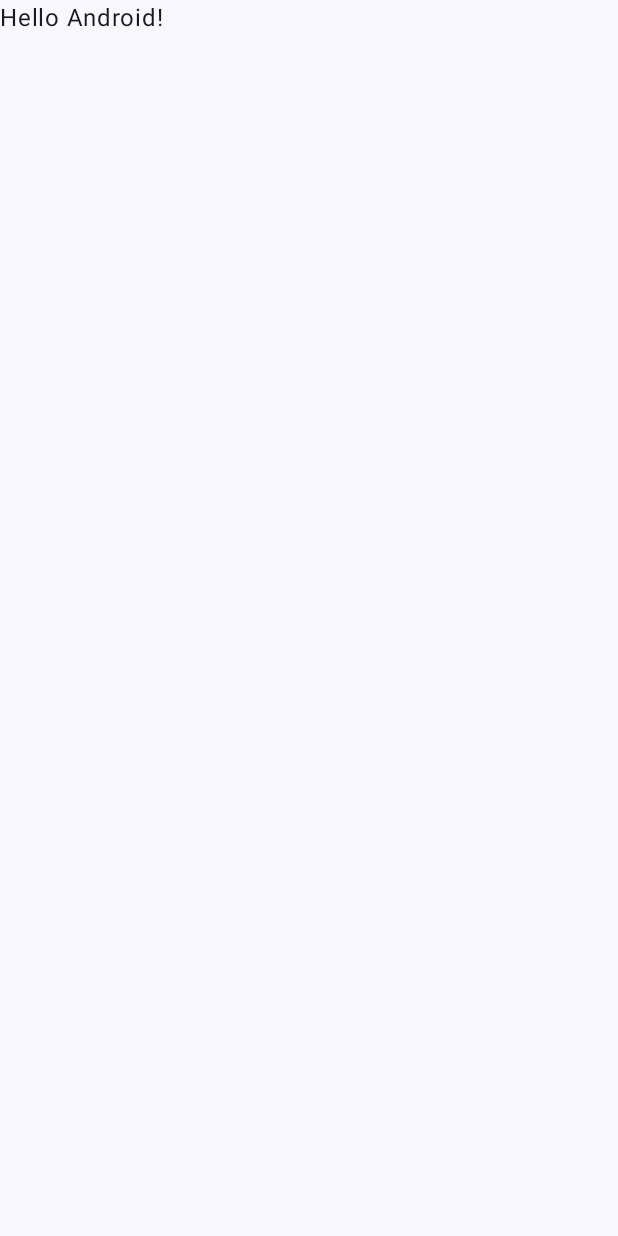
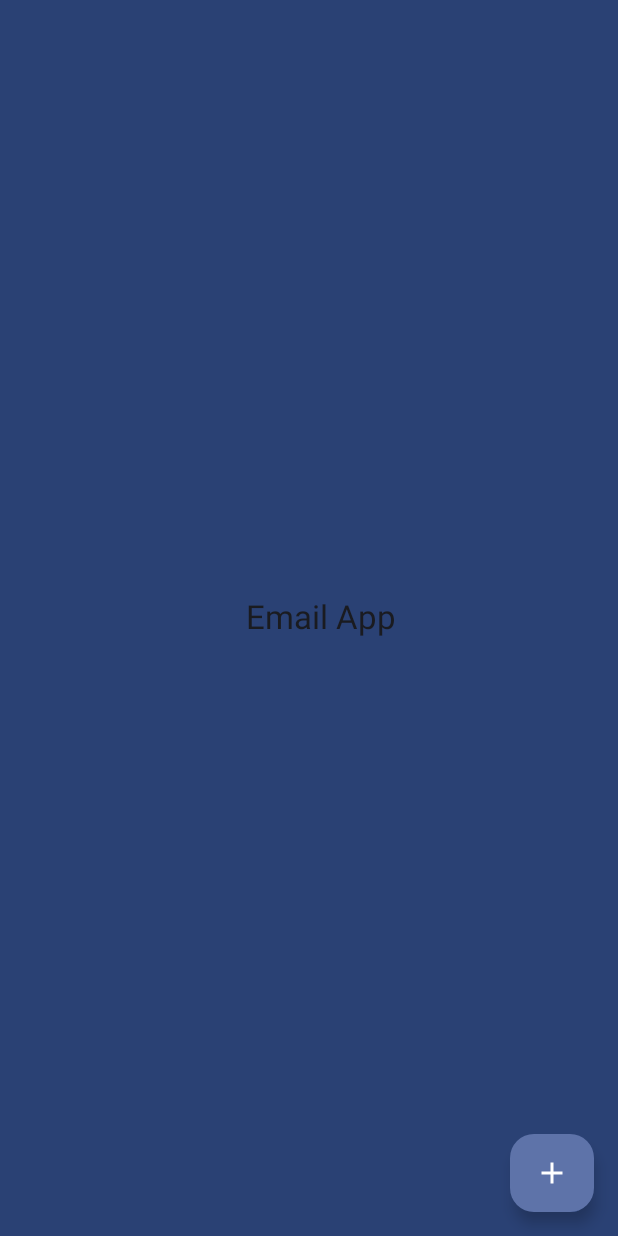
Before and after one commit to marcossalto/email-app, an Android app built with Jetpack Compose: the screen it shows after launch (MainActivity), on a phone screen of 412 x 824 dp. Before the commit the screen is almost empty. Run offline under Robolectric (Android 15) with nearby library versions, the phone set to English and light mode, and no system bars; our stand-ins replace Dagger/Hilt's generated code, Room's generated code.

Commit message:
Create Home screen and navigation component

```diff
--- a/app/build.gradle.kts
+++ b/app/build.gradle.kts
@@ -67,6 +67,7 @@ dependencies {
     implementation(libs.androidx.hilt.navigation.compose)
     implementation(libs.androidx.room.runtime)
     implementation(libs.androidx.room.ktx)
+    implementation(libs.androidx.constraintlayout.compose)
     ksp(libs.hilt.android.compiler)
     ksp(libs.androidx.room.compiler)
     testImplementation(libs.junit)
--- a/app/src/main/java/com/marcossalto/emailapp/domain/model/HomeEvent.kt
+++ b/app/src/main/java/com/marcossalto/emailapp/domain/model/HomeEvent.kt
@@ -2,4 +2,5 @@ package com.marcossalto.emailapp.domain.model
 
 sealed class HomeEvent {
     data class OnDeleteEmail(val email: Email) : HomeEvent()
+    data class OnViewEmail(val id: Int?) : HomeEvent()
 }
--- a/app/src/main/java/com/marcossalto/emailapp/ui/MainActivity.kt
+++ b/app/src/main/java/com/marcossalto/emailapp/ui/MainActivity.kt
@@ -4,44 +4,19 @@ import android.os.Bundle
 import androidx.activity.ComponentActivity
 import androidx.activity.compose.setContent
 import androidx.activity.enableEdgeToEdge
-import androidx.compose.foundation.layout.fillMaxSize
-import androidx.compose.foundation.layout.padding
-import androidx.compose.material3.Scaffold
-import androidx.compose.material3.Text
-import androidx.compose.runtime.Composable
-import androidx.compose.ui.Modifier
-import androidx.compose.ui.tooling.preview.Preview
+import com.marcossalto.emailapp.ui.navigation.Navigation
 import com.marcossalto.emailapp.ui.theme.EmailAppTheme
+import dagger.hilt.android.AndroidEntryPoint
 
+@AndroidEntryPoint
 class MainActivity : ComponentActivity() {
     override fun onCreate(savedInstanceState: Bundle?) {
         super.onCreate(savedInstanceState)
         enableEdgeToEdge()
         setContent {
             EmailAppTheme {
-                Scaffold(modifier = Modifier.fillMaxSize()) { innerPadding ->
-                    Greeting(
-                        name = "Android",
-                        modifier = Modifier.padding(innerPadding)
-                    )
-                }
+                Navigation()
             }
         }
     }
 }
-
-@Composable
-fun Greeting(name: String, modifier: Modifier = Modifier) {
-    Text(
-        text = "Hello $name!",
-        modifier = modifier
-    )
-}
-
-@Preview(showBackground = true)
-@Composable
-fun GreetingPreview() {
-    EmailAppTheme {
-        Greeting("Android")
-    }
-}
--- /dev/null
+++ b/app/src/main/java/com/marcossalto/emailapp/ui/Screen.kt
@@ -0,0 +1,6 @@
+package com.marcossalto.emailapp.ui
+
+sealed class Screen(val route: String) {
+    data object Home : Screen("home")
+    data object ComposeEmail : Screen("compose_email")
+}
--- /dev/null
+++ b/app/src/main/java/com/marcossalto/emailapp/ui/navigation/Navigation.kt
@@ -0,0 +1,30 @@
+package com.marcossalto.emailapp.ui.navigation
+
+import androidx.compose.runtime.Composable
+import androidx.navigation.compose.NavHost
+import androidx.navigation.compose.composable
+import androidx.navigation.compose.rememberNavController
+import com.marcossalto.emailapp.ui.Screen
+import com.marcossalto.emailapp.ui.screens.composeemail.ComposeEmailScreen
+import com.marcossalto.emailapp.ui.screens.home.HomeScreen
+
+@Composable
+fun Navigation() {
+    val navController = rememberNavController()
+
+    NavHost(
+        navController = navController,
+        startDestination = Screen.Home.route
+    ) {
+        composable(
+            route = Screen.Home.route
+        ) {
+            HomeScreen(navController = navController)
+        }
+        composable(
+            route = Screen.ComposeEmail.route
+        ) {
+            ComposeEmailScreen(navController = navController)
+        }
+    }
+}
--- /dev/null
+++ b/app/src/main/java/com/marcossalto/emailapp/ui/screens/home/HomeScreen.kt
@@ -0,0 +1,50 @@
+package com.marcossalto.emailapp.ui.screens.home
+
+import androidx.compose.foundation.layout.padding
+import androidx.compose.material3.Scaffold
+import androidx.compose.runtime.Composable
+import androidx.compose.ui.Modifier
+import androidx.hilt.navigation.compose.hiltViewModel
+import com.marcossalto.emailapp.domain.model.HomeEvent
+import com.marcossalto.emailapp.ui.Screen
+import com.marcossalto.emailapp.ui.screens.home.components.HomeContent
+import com.marcossalto.emailapp.ui.screens.home.components.HomeFab
+import com.marcossalto.emailapp.ui.screens.home.components.HomeTopBar
+
+@Composable
+fun HomeScreen(
+    navController: androidx.navigation.NavController,
+    viewModel: HomeViewModel = hiltViewModel()
+) {
+    val state = viewModel.state.value
+
+    Scaffold(
+        topBar = {
+            HomeTopBar()
+        },
+        content = { innerPadding ->
+            HomeContent(
+                modifier = Modifier
+                    .padding(innerPadding),
+                onViewEmail = {
+                    viewModel.onEvent(
+                        event = HomeEvent.OnViewEmail(it)
+                    )
+                },
+                onDeleteEmail = {
+                    viewModel.onEvent(
+                        event = HomeEvent.OnDeleteEmail(it)
+                    )
+                },
+                emails = state.emails
+            )
+        },
+        floatingActionButton = {
+            HomeFab(
+                onFabClicked = {
+                    navController.navigate(Screen.ComposeEmail.route)
+                }
+            )
+        }
+    )
+}
--- a/app/src/main/java/com/marcossalto/emailapp/ui/screens/home/HomeViewModel.kt
+++ b/app/src/main/java/com/marcossalto/emailapp/ui/screens/home/HomeViewModel.kt
@@ -6,6 +6,7 @@ import androidx.lifecycle.ViewModel
 import androidx.lifecycle.viewModelScope
 import com.marcossalto.emailapp.domain.model.HomeEvent
 import com.marcossalto.emailapp.domain.usecases.DeleteEmailUseCase
+import com.marcossalto.emailapp.domain.usecases.GetEmailUseCase
 import com.marcossalto.emailapp.domain.usecases.GetEmailsUseCase
 import dagger.hilt.android.lifecycle.HiltViewModel
 import kotlinx.coroutines.flow.onEach
@@ -16,7 +17,8 @@ import javax.inject.Inject
 @HiltViewModel
 class HomeViewModel @Inject constructor(
     private val deleteEmailUseCase: DeleteEmailUseCase,
-    getEmailsUseCase: GetEmailsUseCase
+    getEmailsUseCase: GetEmailsUseCase,
+    private val getEmailUseCase: GetEmailUseCase
 ) : ViewModel() {
     private val _state = mutableStateOf(HomeState())
     val state: State<HomeState> = _state
@@ -36,6 +38,11 @@ class HomeViewModel @Inject constructor(
                     deleteEmailUseCase(event.email)
                 }
             }
+            is HomeEvent.OnViewEmail -> {
+                viewModelScope.launch {
+                    event.id?.let { getEmailUseCase(it) }
+                }
+            }
         }
     }
 }
--- /dev/null
+++ b/app/src/main/java/com/marcossalto/emailapp/ui/screens/home/components/HomeContent.kt
@@ -0,0 +1,40 @@
+package com.marcossalto.emailapp.ui.screens.home.components
+
+import androidx.compose.foundation.layout.fillMaxSize
+import androidx.compose.foundation.lazy.LazyColumn
+import androidx.compose.foundation.lazy.items
+import androidx.compose.material3.MaterialTheme
+import androidx.compose.material3.Surface
+import androidx.compose.runtime.Composable
+import androidx.compose.ui.Modifier
+import com.marcossalto.emailapp.domain.model.Email
+import com.marcossalto.emailapp.domain.repository.Emails
+
+@Composable
+fun HomeContent(
+    modifier: Modifier = Modifier,
+    onDeleteEmail: (email: Email) -> Unit,
+    onViewEmail: (id: Int?) -> Unit,
+    emails: Emails = emptyList()
+) {
+    Surface(
+        color = MaterialTheme.colorScheme.surface,
+        modifier = modifier
+    ) {
+        LazyColumn {
+            items(emails) { email ->
+                EmailItem(
+                    modifier = Modifier
+                        .fillMaxSize(),
+                    email = email,
+                    onViewEmail = {
+                        onViewEmail(email.id)
+                    },
+                    onDeleteEmail = {
+                        onDeleteEmail(email)
+                    }
+                )
+            }
+        }
+    }
+}
--- /dev/null
+++ b/app/src/main/java/com/marcossalto/emailapp/ui/screens/home/components/HomeFab.kt
@@ -0,0 +1,30 @@
+package com.marcossalto.emailapp.ui.screens.home.components
+
+import androidx.compose.foundation.layout.height
+import androidx.compose.foundation.layout.widthIn
+import androidx.compose.material.icons.filled.Add
+import androidx.compose.material3.FloatingActionButton
+import androidx.compose.material3.Icon
+import androidx.compose.runtime.Composable
+import androidx.compose.ui.Modifier
+import androidx.compose.ui.res.stringResource
+import androidx.compose.ui.unit.dp
+import com.marcossalto.emailapp.R
+
+@Composable
+fun HomeFab(
+    modifier: Modifier = Modifier,
+    onFabClicked: () -> Unit
+) {
+    FloatingActionButton(
+        modifier = modifier
+            .height(52.dp)
+            .widthIn(min = 56.dp),
+        onClick = onFabClicked
+    ) {
+        Icon(
+            imageVector = androidx.compose.material.icons.Icons.Filled.Add,
+            contentDescription = stringResource(id = R.string.compose_email)
+        )
+    }
+}
--- /dev/null
+++ b/app/src/main/java/com/marcossalto/emailapp/ui/screens/home/components/HomeTopBar.kt
@@ -0,0 +1,36 @@
+package com.marcossalto.emailapp.ui.screens.home.components
+
+import androidx.compose.foundation.layout.fillMaxSize
+import androidx.compose.foundation.layout.wrapContentSize
+import androidx.compose.material3.ExperimentalMaterial3Api
+import androidx.compose.material3.MaterialTheme
+import androidx.compose.material3.Text
+import androidx.compose.material3.TopAppBar
+import androidx.compose.material3.TopAppBarDefaults
+import androidx.compose.runtime.Composable
+import androidx.compose.ui.Alignment
+import androidx.compose.ui.Modifier
+import androidx.compose.ui.res.stringResource
+import androidx.compose.ui.text.style.TextAlign
+import com.marcossalto.emailapp.R
+
+@OptIn(ExperimentalMaterial3Api::class)
+@Composable
+fun HomeTopBar(
+    modifier: Modifier = Modifier
+) {
+    TopAppBar(
+        title = {
+            Text(
+                modifier = modifier
+                    .fillMaxSize()
+                    .wrapContentSize(Alignment.Center),
+                text = stringResource(id = R.string.app_name),
+                textAlign = TextAlign.Center,
+            )
+        },
+        colors = TopAppBarDefaults.topAppBarColors(
+            containerColor = MaterialTheme.colorScheme.primary
+        )
+    )
+}
--- a/app/src/main/res/values/strings.xml
+++ b/app/src/main/res/values/strings.xml
@@ -1,3 +1,4 @@
 <resources>
     <string name="app_name">Email App</string>
+    <string name="compose_email">Compose email</string>
 </resources>
--- a/gradle/libs.versions.toml
+++ b/gradle/libs.versions.toml
@@ -13,6 +13,7 @@ roomRuntime = "2.6.1"
 ksp = "2.0.10-1.0.24"
 hiltNavigationCompose = "1.2.0"
 hiltAndroidGradlePlugin = "2.50"
+constraintlayoutCompose = "1.0.1"
 
 [libraries]
 androidx-core-ktx = { group = "androidx.core", name = "core-ktx", version.ref = "coreKtx" }
@@ -35,6 +36,7 @@ androidx-room-ktx = { module = "androidx.room:room-ktx", version.ref = "roomRunt
 androidx-room-runtime = { module = "androidx.room:room-runtime", version.ref = "roomRuntime" }
 hilt-android = { module = "com.google.dagger:hilt-android", version.ref = "hiltAndroidGradlePlugin" }
 hilt-android-compiler = { module = "com.google.dagger:hilt-android-compiler", version.ref = "hiltAndroidGradlePlugin" }
+androidx-constraintlayout-compose = { module = "androidx.constraintlayout:constraintlayout-compose", version.ref = "constraintlayoutCompose" }
 
 [plugins]
 android-application = { id = "com.android.application", version.ref = "agp" }
```
Also changed, not shown: app/src/main/java/com/marcossalto/emailapp/core/ColorUtil.kt (added, +11 -0 lines), app/src/main/java/com/marcossalto/emailapp/ui/screens/composeemail/ComposeEmailScreen.kt (added, +10 -0 lines), app/src/main/java/com/marcossalto/emailapp/ui/screens/home/components/EmailItem.kt (added, +160 -0 lines).
